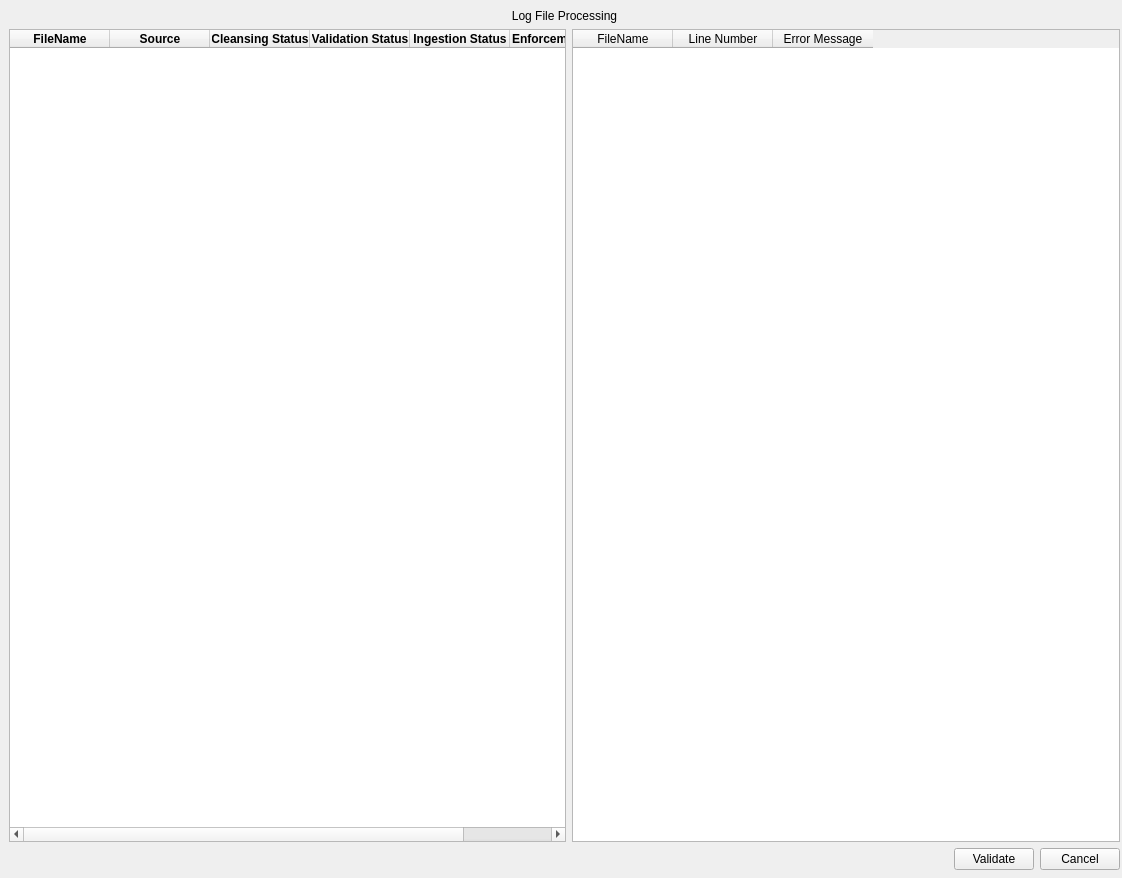
Above: app/views/ui/PICK_LogFileProcessing.ui from galvarez6/pick-tool-team07-runtime-terror before the change. Below: the same form after it.
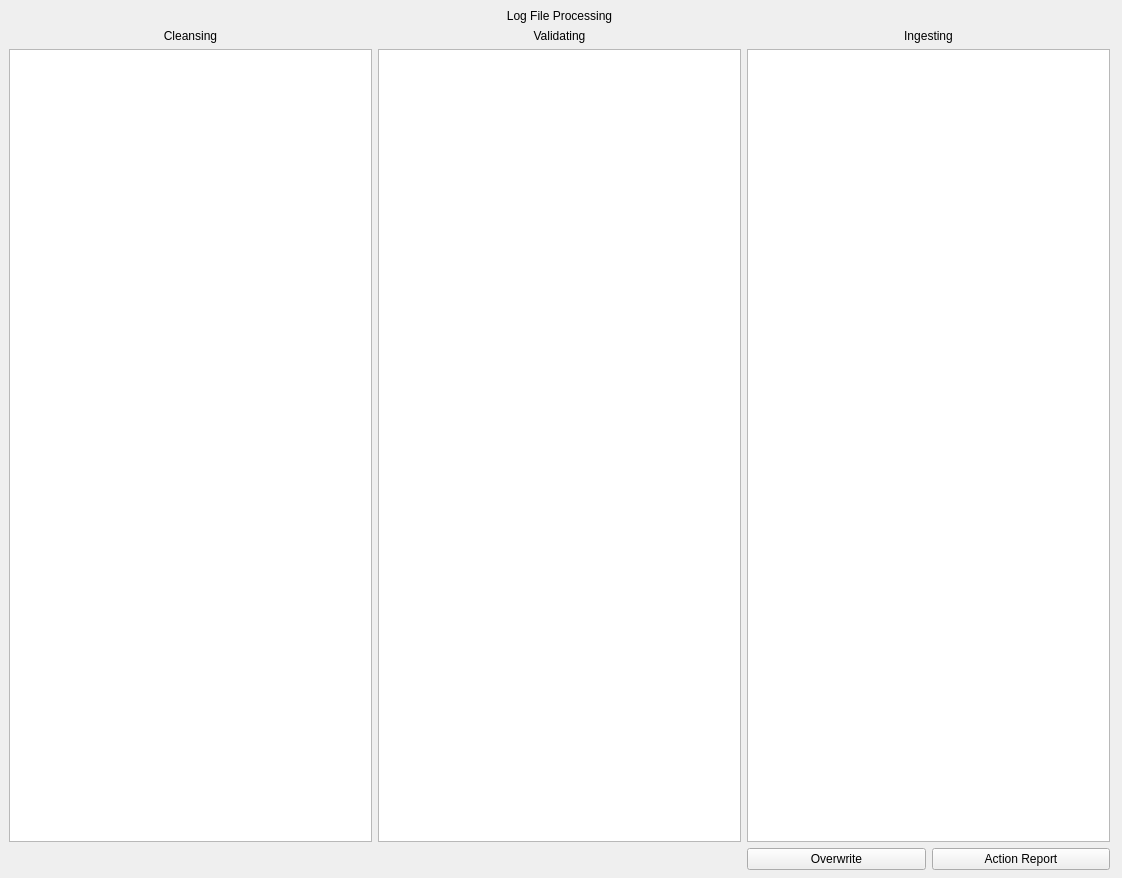
That is the form after the change.

Commit message: Updaing some views and changing back window size

Diff of the .ui file:
```diff
--- a/app/views/ui/PICK_LogFileProcessing.ui
+++ b/app/views/ui/PICK_LogFileProcessing.ui
@@ -18,12 +18,25 @@
     <rect>
      <x>9</x>
      <y>9</y>
-     <width>1111</width>
+     <width>1101</width>
      <height>861</height>
     </rect>
    </property>
-   <layout class="QVBoxLayout" name="verticalLayout">
-    <item>
+   <layout class="QGridLayout" name="gridLayout">
+    <item row="2" column="0">
+     <layout class="QVBoxLayout" name="verticalLayout">
+      <item>
+       <widget class="QTableView" name="cleansingTable"/>
+      </item>
+     </layout>
+    </item>
+    <item row="2" column="2">
+     <widget class="QTableView" name="ingestingTable"/>
+    </item>
+    <item row="2" column="1">
+     <widget class="QTableView" name="validatingTable"/>
+    </item>
+    <item row="0" column="1">
      <widget class="QLabel" name="label">
       <property name="text">
        <string>Log File Processing</string>
@@ -33,150 +46,49 @@
       </property>
      </widget>
     </item>
-    <item>
+    <item row="1" column="0">
+     <widget class="QLabel" name="label_2">
+      <property name="text">
+       <string>Cleansing</string>
+      </property>
+      <property name="alignment">
+       <set>Qt::AlignCenter</set>
+      </property>
+     </widget>
+    </item>
+    <item row="1" column="2">
+     <widget class="QLabel" name="label_4">
+      <property name="text">
+       <string>Ingesting</string>
+      </property>
+      <property name="alignment">
+       <set>Qt::AlignCenter</set>
+      </property>
+     </widget>
+    </item>
+    <item row="1" column="1">
+     <widget class="QLabel" name="label_3">
+      <property name="text">
+       <string>Validating</string>
+      </property>
+      <property name="alignment">
+       <set>Qt::AlignCenter</set>
+      </property>
+     </widget>
+    </item>
+    <item row="3" column="2">
      <layout class="QHBoxLayout" name="horizontalLayout">
       <item>
-       <widget class="QTableWidget" name="logfiletable">
-        <property name="sizePolicy">
-         <sizepolicy hsizetype="Preferred" vsizetype="Expanding">
-          <horstretch>0</horstretch>
-          <verstretch>0</verstretch>
-         </sizepolicy>
-        </property>
-        <column>
-         <property name="text">
-          <string>FileName</string>
-         </property>
-         <property name="font">
-          <font>
-           <weight>75</weight>
-           <bold>true</bold>
-          </font>
-         </property>
-        </column>
-        <column>
-         <property name="text">
-          <string>Source</string>
-         </property>
-         <property name="font">
-          <font>
-           <weight>75</weight>
-           <bold>true</bold>
-          </font>
-         </property>
-        </column>
-        <column>
-         <property name="text">
-          <string>Cleansing Status</string>
-         </property>
-         <property name="font">
-          <font>
-           <weight>75</weight>
-           <bold>true</bold>
-          </font>
-         </property>
-        </column>
-        <column>
-         <property name="text">
-          <string>Validation Status</string>
-         </property>
-         <property name="font">
-          <font>
-           <weight>75</weight>
-           <bold>true</bold>
-          </font>
-         </property>
-        </column>
-        <column>
-         <property name="text">
-          <string>Ingestion Status</string>
-         </property>
-         <property name="font">
-          <font>
-           <weight>75</weight>
-           <bold>true</bold>
-          </font>
-         </property>
-        </column>
-        <column>
-         <property name="text">
-          <string>Enforcement Action Report</string>
-         </property>
-         <property name="font">
-          <font>
-           <weight>75</weight>
-           <bold>true</bold>
-           <stylestrategy>PreferDefault</stylestrategy>
-          </font>
-         </property>
-         <property name="textAlignment">
-          <set>AlignLeading|AlignVCenter</set>
-         </property>
-        </column>
-       </widget>
-      </item>
-      <item>
-       <widget class="QTableWidget" name="eacTable">
-        <property name="enabled">
-         <bool>true</bool>
-        </property>
-        <property name="sizePolicy">
-         <sizepolicy hsizetype="Preferred" vsizetype="Expanding">
-          <horstretch>0</horstretch>
-          <verstretch>0</verstretch>
-         </sizepolicy>
-        </property>
-        <property name="maximumSize">
-         <size>
-          <width>548</width>
-          <height>1600000</height>
-         </size>
-        </property>
-        <column>
-         <property name="text">
-          <string>FileName</string>
-         </property>
-        </column>
-        <column>
-         <property name="text">
-          <string>Line Number</string>
-         </property>
-        </column>
-        <column>
-         <property name="text">
-          <string>Error Message</string>
-         </property>
-        </column>
-       </widget>
-      </item>
-     </layout>
-    </item>
-    <item>
-     <layout class="QHBoxLayout" name="horizontalLayout_2">
-      <item>
-       <spacer name="horizontalSpacer">
-        <property name="orientation">
-         <enum>Qt::Horizontal</enum>
-        </property>
-        <property name="sizeHint" stdset="0">
-         <size>
-          <width>40</width>
-          <height>20</height>
-         </size>
-        </property>
-       </spacer>
-      </item>
-      <item>
-       <widget class="QPushButton" name="actionReportBtn">
-        <property name="text">
-         <string>Validate</string>
-        </property>
-       </widget>
-      </item>
-      <item>
        <widget class="QPushButton" name="pushButton">
         <property name="text">
-         <string>Cancel</string>
+         <string>Overwrite</string>
+        </property>
+       </widget>
+      </item>
+      <item>
+       <widget class="QPushButton" name="pushButton_2">
+        <property name="text">
+         <string>Action Report</string>
         </property>
        </widget>
       </item>
```
Left out of the diff: 2 changed lines with no effect on the pictures. The commit also changes 2 other files.
